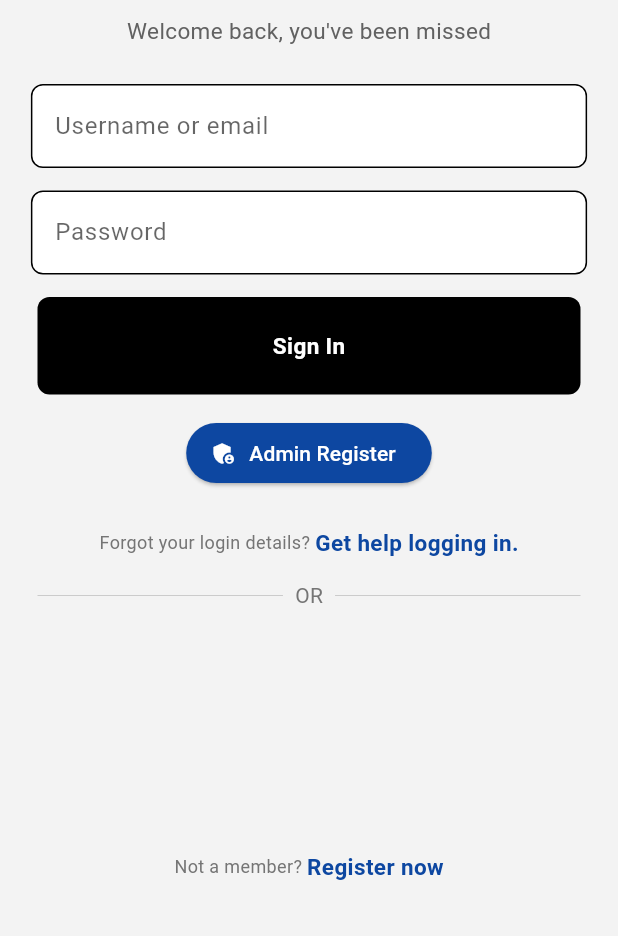
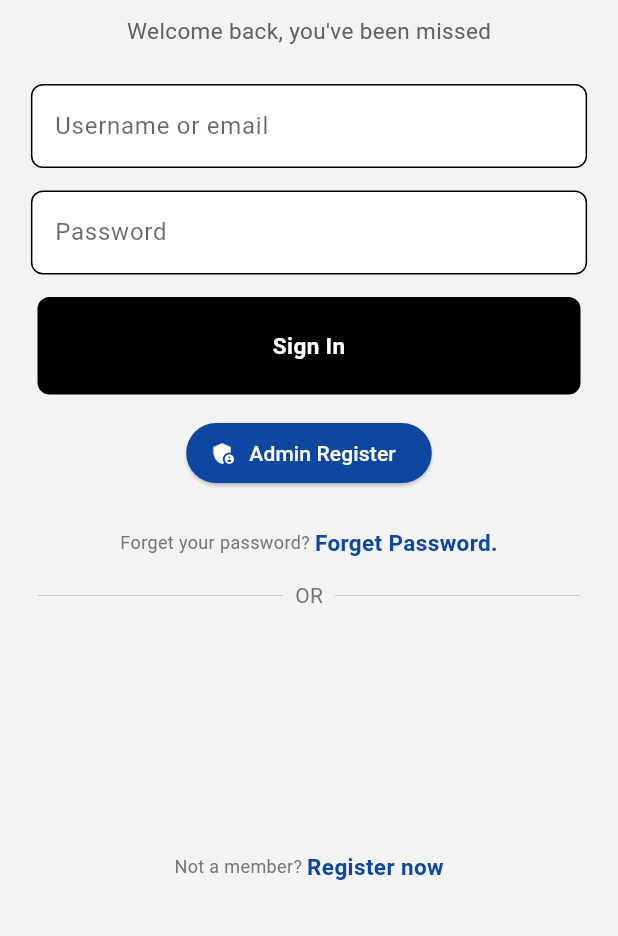
Before and after one commit to arifdnial/helpdeskMains, a Flutter app: the screen it shows after launch, on a phone screen of 412 x 824 dp, the part 300-1236 px from its top. Run offline on Flutter 3.47's test engine with Material 3 defaults, Android fonts, the phone set to English and light mode, and no system bars; our stand-ins replace cloud_firestore, firebase_auth, firebase_core, firebase_storage, fl_chart, flutter_map and 8 more; accounts and stored records are empty.

Commit message:
forgot password added on app

```diff
--- a/lib/pages/approveadminscreen.dart
+++ b/lib/pages/approveadminscreen.dart
@@ -12,11 +12,10 @@ class _AdminApprovalScreenState extends State<AdminApprovalScreen> {
   bool _isLoading = true;
 
   String _selectedLocation = '';
-
   Future<void> _approveAdmin(String adminId) async {
     await _firestore.collection('admins').doc(adminId).update({'approved': true});
     ScaffoldMessenger.of(context).showSnackBar(
-      const SnackBar(content: Text('Admin approved successfully!')),
+      const SnackBar( content: Text('Admin approved successfully!')),
     );
   }
 
@@ -80,7 +79,6 @@ class _AdminApprovalScreenState extends State<AdminApprovalScreen> {
                       'assigned_to_admin': adminId,
                     });
                   }
-
                   Navigator.pop(context);
                   ScaffoldMessenger.of(context).showSnackBar(
                     SnackBar(content: Text('Location and submissions assigned to admin!')),
--- a/lib/pages/login_page.dart
+++ b/lib/pages/login_page.dart
@@ -8,6 +8,7 @@ import 'package:helpdeskmains/components/my_button.dart';
 import 'package:helpdeskmains/components/my_textfield.dart';
 import 'package:helpdeskmains/pages/admin_panel.dart';
 import 'package:helpdeskmains/pages/adminregisterpage.dart';
+import 'package:helpdeskmains/pages/forgotpassword.dart';
 import 'package:helpdeskmains/pages/homepage.dart';
 import 'package:helpdeskmains/pages/register_page.dart';
 
@@ -219,20 +220,29 @@ class _LoginPageState extends State<LoginPage> {
                     mainAxisAlignment: MainAxisAlignment.center,
                     children: [
                       Text(
-                        'Forgot your login details? ',
+                        'Forget your password? ',
                         style: TextStyle(color: Colors.grey.shade600, fontSize: 12),
                       ),
-                      Text(
-                        'Get help logging in.',
-                        style: TextStyle(
-                          color: Colors.blue.shade900,
-                          fontSize: 15,
-                          fontWeight: FontWeight.bold,
+                      GestureDetector(
+                        onTap: () {
+                          Navigator.push(
+                            context,
+                            MaterialPageRoute(builder: (context) => ForgotPasswordPage()),
+                          );
+                        },
+                        child: Text(
+                          'Forget Password.',
+                          style: TextStyle(
+                            color: Colors.blue.shade900,
+                            fontSize: 15,
+                            fontWeight: FontWeight.bold,
+                          ),
                         ),
                       ),
                     ],
                   ),
                 ),
+
                 const SizedBox(height: 10),
                 Padding(
                   padding: const EdgeInsets.symmetric(horizontal: 25),
```
Also changed, not shown: lib/pages/forgotpassword.dart (added, +95 -0 lines).
